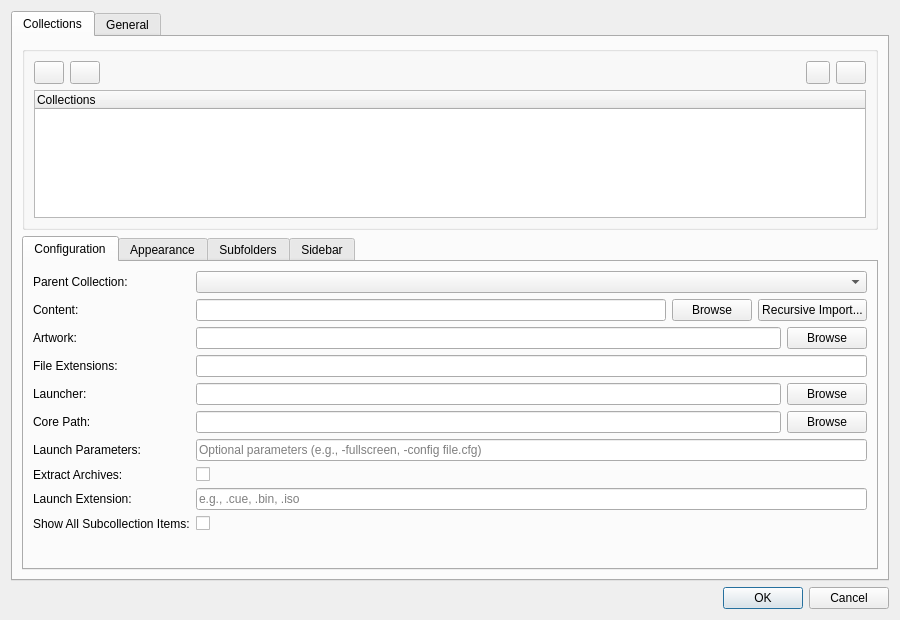
This is src/ui/dialogs/settingsdialog.ui in EtherAura/Kartend as Qt 5 draws it before an edit. The edited form follows.
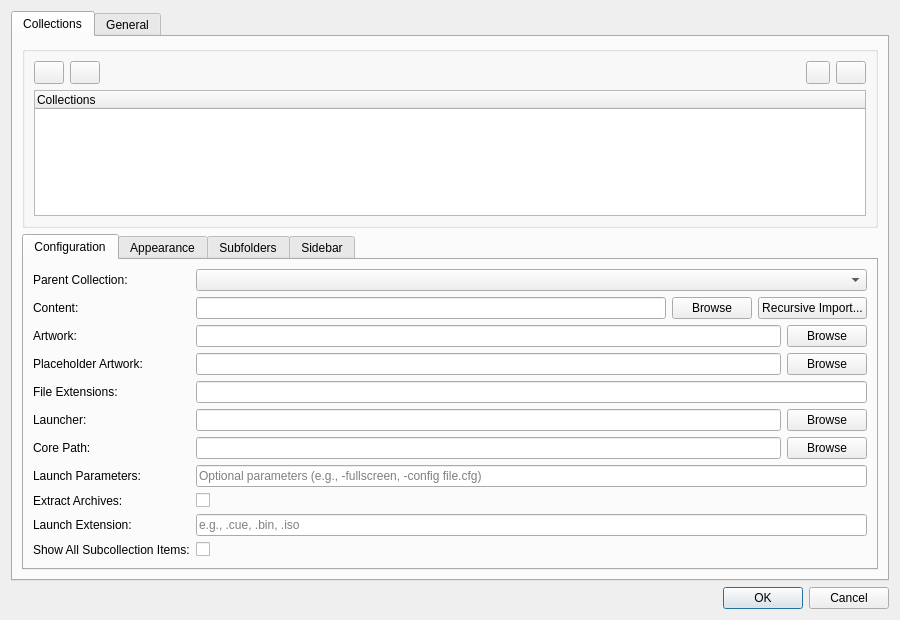
This is the edited form. Icons and pictures are not drawn.

Commit message:
feat: add configurable placeholder artwork per collection (Kartend-so1)
- Persist CollectionConfig::placeholderArtwork via QSettings
- Add SettingsDialog field and file picker for placeholder artwork
- Resolve placeholder artwork with parent inheritance for subcollections
- Render custom placeholder pixmap when item artwork is missing
- Add CollectionUtils inheritance tests

What changed in the file:
```diff
--- a/src/ui/dialogs/settingsdialog.ui
+++ b/src/ui/dialogs/settingsdialog.ui
@@ -229,28 +229,53 @@
                </item>
               </layout>
              </item>
-             <item row="3" column="0">
+              <item row="3" column="0">
+              <widget class="QLabel" name="label_placeholderArtwork">
+               <property name="text">
+                <string>Placeholder Artwork:</string>
+               </property>
+              </widget>
+             </item>
+             <item row="3" column="1">
+              <layout class="QHBoxLayout" name="placeholderArtworkLayout">
+               <item>
+                <widget class="QLineEdit" name="placeholderArtworkLineEdit">
+                 <property name="toolTip">
+                  <string>Image shown for collection items when no matching artwork is found</string>
+                 </property>
+                </widget>
+               </item>
+               <item>
+                <widget class="QPushButton" name="browsePlaceholderArtworkButton">
+                 <property name="text">
+                  <string>Browse</string>
+                 </property>
+                </widget>
+               </item>
+              </layout>
+             </item>
+             <item row="4" column="0">
               <widget class="QLabel" name="label_fileExtensions">
                <property name="text">
                 <string>File Extensions:</string>
                </property>
               </widget>
              </item>
-             <item row="3" column="1">
+             <item row="4" column="1">
               <widget class="QLineEdit" name="fileExtensionsLineEdit">
                <property name="toolTip">
                 <string>Comma-separated list of file extensions to include</string>
                </property>
               </widget>
              </item>
-             <item row="4" column="0">
+             <item row="5" column="0">
               <widget class="QLabel" name="label_launcher">
                <property name="text">
                 <string>Launcher:</string>
                </property>
               </widget>
              </item>
-             <item row="4" column="1">
+             <item row="5" column="1">
               <layout class="QHBoxLayout" name="launcherLayout">
                <item>
                 <widget class="QLineEdit" name="launcherLineEdit"/>
@@ -264,14 +289,14 @@
                </item>
               </layout>
              </item>
-             <item row="5" column="0">
+             <item row="6" column="0">
               <widget class="QLabel" name="label_core">
                <property name="text">
                 <string>Core Path:</string>
                </property>
               </widget>
              </item>
-             <item row="5" column="1">
+             <item row="6" column="1">
               <layout class="QHBoxLayout" name="coreLayout">
                <item>
                 <widget class="QLineEdit" name="coreLineEdit">
@@ -289,14 +314,14 @@
                </item>
               </layout>
              </item>
-             <item row="6" column="0">
+             <item row="7" column="0">
               <widget class="QLabel" name="label_launchParams">
                <property name="text">
                 <string>Launch Parameters:</string>
                </property>
               </widget>
              </item>
-             <item row="6" column="1">
+             <item row="7" column="1">
               <widget class="QLineEdit" name="launchParamsLineEdit">
                <property name="toolTip">
                 <string>Additional command-line parameters for the launcher</string>
@@ -306,14 +331,14 @@
                </property>
               </widget>
              </item>
-             <item row="7" column="0">
+             <item row="8" column="0">
               <widget class="QLabel" name="label_extractArchives">
                <property name="text">
                 <string>Extract Archives:</string>
                </property>
               </widget>
              </item>
-             <item row="7" column="1">
+             <item row="8" column="1">
               <widget class="QCheckBox" name="extractArchivesCheckBox">
                <property name="toolTip">
                 <string>Extract archived content to a temporary directory before launching (for cores that don't support zipped content)</string>
@@ -326,14 +351,14 @@
                </property>
               </widget>
              </item>
-             <item row="8" column="0">
+             <item row="9" column="0">
               <widget class="QLabel" name="label_extractedExtension">
                <property name="text">
                 <string>Launch Extension:</string>
                </property>
               </widget>
              </item>
-             <item row="8" column="1">
+             <item row="9" column="1">
               <widget class="QLineEdit" name="extractedExtensionLineEdit">
                <property name="toolTip">
                 <string>File extension to launch from extracted archive (e.g., .cue, .bin, .iso)</string>
@@ -343,14 +368,14 @@
                </property>
               </widget>
              </item>
-             <item row="9" column="0">
+             <item row="10" column="0">
               <widget class="QLabel" name="label_showAllSubcollectionItems">
                <property name="text">
                 <string>Show All Subcollection Items:</string>
                </property>
               </widget>
              </item>
-             <item row="9" column="1">
+             <item row="10" column="1">
               <widget class="QCheckBox" name="showAllSubcollectionItemsCheckBox">
                <property name="toolTip">
                 <string>Mix items from subcollections with parent collection items, sorted alphabetically</string>
```
The commit also changes 15 other files.
